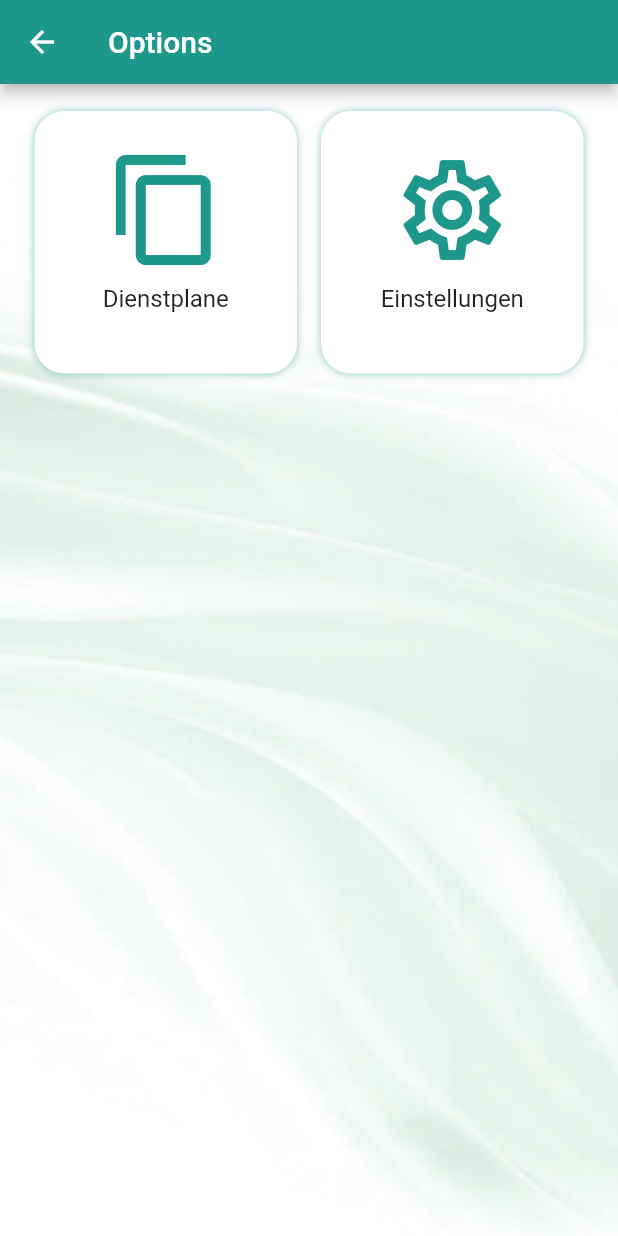
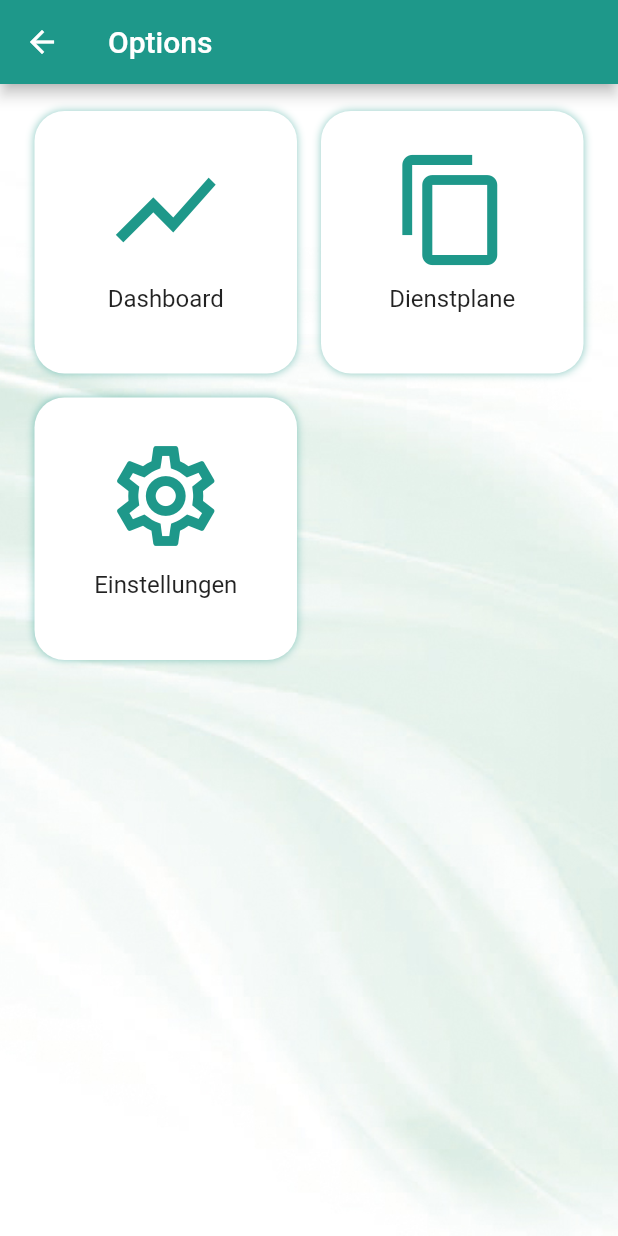
Before and after one commit to VladislavZubov99/flutter_project, a Flutter app: the Options screen opened by its route, on a phone screen of 412 x 824 dp. Run offline on Flutter 3.47's test engine with Material 2 defaults, Android fonts, the phone set to English and light mode, and no system bars; our stand-ins replace bloc, bloc_concurrency, dio, equatable, expandable, flutter_bloc and 3 more; missing offline and left inert: flutter_secure_storage_web, relative_scale, shared_preferences_web; accounts and stored records are empty; project files that could hold a hidden picture were left out.

Commit message:
Added Dashboard Management module

```diff
--- /dev/null
+++ b/lib/domain/blocs/dashboard_management/dashboard_management_events.dart
@@ -0,0 +1,6 @@
+abstract class DashboardManagementEvents {}
+
+class DashboardManagementFetch extends DashboardManagementEvents {
+  @override
+  String toString() => 'Fetch';
+}
--- a/lib/domain/factories/screen_factory.dart
+++ b/lib/domain/factories/screen_factory.dart
@@ -5,6 +5,7 @@ import 'package:project/ui/widgets/screens/auth/login_view_cubit.dart';
 import 'package:project/ui/widgets/screens/auth/login_widget.dart';
 import 'package:project/ui/widgets/loader_widget/loader_view_cubit.dart';
 import 'package:project/ui/widgets/screens/combinations_widget.dart';
+import 'package:project/ui/widgets/screens/dashborad_management/dashboard_management_widget.dart';
 import 'package:project/ui/widgets/screens/home.dart';
 import 'package:project/ui/widgets/loader_widget/loader_widget.dart';
 import 'package:project/ui/widgets/screens/modules.dart';
@@ -56,4 +57,7 @@ class ScreenFactory {
   Widget makeCombinationsScreen() {
     return const CombinationsScreen();
   }
+  Widget makeDashboardManagementScreen() {
+    return const DashboardManagementWidget();
+  }
 }
--- /dev/null
+++ b/lib/ui/app_settings/app_colors.dart
@@ -0,0 +1,6 @@
+import 'package:flutter/material.dart';
+
+class AppColors {
+  static const Color background = Colors.white;
+  static const Color primary = Color(0xff1e988a);
+}
--- /dev/null
+++ b/lib/ui/app_settings/app_space.dart
@@ -0,0 +1,4 @@
+class AppSpace {
+  static const double padding = 15.0;
+  static const double borderRadius = 15.0;
+}
--- a/lib/ui/navigation/main_navigation.dart
+++ b/lib/ui/navigation/main_navigation.dart
@@ -12,6 +12,7 @@ abstract class MainNavigationRouteNames {
   static const modulesScreen = '/main_screen/modules';
   static const optionsScreen = '/main_screen/modules/options';
   static const combinationsScreen = '/main_screen/modules/options/combinations';
+  static const dashboardManagementScreen = '/main_screen/modules/options/dashboard_management';
 
   static const userScreen = '/user_screen';
   static const userDetails = '/user_screen/user_details';
@@ -31,6 +32,8 @@ class MainNavigation {
         _screenFactory.makeOptionsScreen(),
     MainNavigationRouteNames.combinationsScreen: (_) =>
         _screenFactory.makeCombinationsScreen(),
+    MainNavigationRouteNames.dashboardManagementScreen: (_) =>
+        _screenFactory.makeDashboardManagementScreen(),
   };
 
   Route<Object> onGenerateRoute(RouteSettings settings) {
--- a/lib/ui/widgets/screens/options.dart
+++ b/lib/ui/widgets/screens/options.dart
@@ -1,5 +1,6 @@
 import 'package:flutter/material.dart';
 import 'package:google_fonts/google_fonts.dart';
+import 'package:project/ui/app_settings/app_colors.dart';
 import 'package:project/ui/navigation/main_navigation.dart';
 
 class Options extends StatelessWidget {
@@ -47,20 +48,47 @@ class OptionsTiles extends StatelessWidget {
       gridDelegate:
           const SliverGridDelegateWithFixedCrossAxisCount(crossAxisCount: 2),
       children: [
-          InkWell(
+        makeOption(
+          title: 'Dashboard',
+          icon: Icons.show_chart,
           onTap: () {
-              Navigator.of(context).pushNamed(MainNavigationRouteNames.combinationsScreen);
+            Navigator.of(context)
+                .pushNamed(MainNavigationRouteNames.dashboardManagementScreen);
           },
+        ),
+        makeOption(
+          title: 'Dienstplane',
+          icon: Icons.copy,
+          onTap: () {
+            Navigator.of(context)
+                .pushNamed(MainNavigationRouteNames.combinationsScreen);
+          },
+        ),
+        makeOption(
+          title: 'Einstellungen',
+          icon: Icons.settings_outlined,
+          onTap: () {},
+        ),
+      ],
+    );
+  }
+
+  Widget makeOption({
+    required String title,
+    required IconData icon,
+    required void Function() onTap,
+  }) {
+    return InkWell(
+      onTap: onTap,
       child: Padding(
         padding: const EdgeInsets.all(8.0),
         child: Container(
-                padding:
-                const EdgeInsets.symmetric(horizontal: 8.0, vertical: 16),
+          padding: const EdgeInsets.symmetric(horizontal: 8.0, vertical: 16),
           decoration: BoxDecoration(
             color: Colors.white,
             boxShadow: [
               BoxShadow(
-                        color: const Color(0xff1e988a).withOpacity(0.5),
+                  color: AppColors.primary.withOpacity(0.5),
                   offset: const Offset(0, 0),
                   blurRadius: 4)
             ],
@@ -69,16 +97,16 @@ class OptionsTiles extends StatelessWidget {
           child: Column(
             mainAxisAlignment: MainAxisAlignment.spaceEvenly,
             children: [
-                    const Center(
+              Center(
                 child: Icon(
-                        Icons.copy,
+                  icon,
                   size: 80,
-                        color: Color(0xff1e988a),
+                  color: AppColors.primary,
                 ),
               ),
               Center(
                 child: Text(
-                        'Dienstplane',
+                  title,
                   style: GoogleFonts.roboto(fontSize: 16),
                 ),
               ),
@@ -87,44 +115,6 @@ class OptionsTiles extends StatelessWidget {
           ),
         ),
       ),
-          ),
-          Padding(
-            padding: const EdgeInsets.all(8.0),
-            child: Container(
-              padding:
-              const EdgeInsets.symmetric(horizontal: 8.0, vertical: 16),
-              decoration: BoxDecoration(
-                color: Colors.white,
-                boxShadow: [
-                  BoxShadow(
-                      color: const Color(0xff1e988a).withOpacity(0.5),
-                      offset: const Offset(0, 0),
-                      blurRadius: 4)
-                ],
-                borderRadius: const BorderRadius.all(Radius.circular(20)),
-              ),
-              child: Column(
-                mainAxisAlignment: MainAxisAlignment.spaceEvenly,
-                children: [
-                  const Center(
-                    child: Icon(
-                      Icons.settings_outlined,
-                      size: 80,
-                      color: Color(0xff1e988a),
-                    ),
-                  ),
-                  Center(
-                    child: Text(
-                      'Einstellungen',
-                      style: GoogleFonts.roboto(fontSize: 16),
-                    ),
-                  ),
-                  const SizedBox(height: 5),
-                ],
-              ),
-            ),
-          ),
-        ],
     );
   }
 }
--- a/pubspec.yaml
+++ b/pubspec.yaml
@@ -26,6 +26,7 @@ dependencies:
   iconify_flutter: ^0.0.4
   relative_scale: ^2.0.0
   spider: ^3.1.0
+  expandable: ^5.0.1
 
 dev_dependencies:
   flutter_test:
```
Also changed, not shown: lib/core/api_client.dart (+14 -14 lines), lib/domain/blocs/dashboard_management/dashboard_management_cubit.dart (added, +27 -0 lines), lib/domain/blocs/dashboard_management/dashboard_management_state.dart (added, +39 -0 lines), lib/domain/models/dashboard_management/companies.dart (added, +52 -0 lines), lib/domain/models/dashboard_management/company_notifier.dart (added, +60 -0 lines), lib/domain/models/dashboard_management/company_view.dart (added, +108 -0 lines), lib/ui/widgets/custom_checkbox/custom_checkbox.dart (added, +47 -0 lines), lib/ui/widgets/screens/combinations_widget.dart (+1 -49 lines), lib/ui/widgets/screens/dashborad_management/dashboard_management_widget.dart (added, +216 -0 lines), pubspec.lock. Lines whose indentation alone changed are shown as unchanged.
